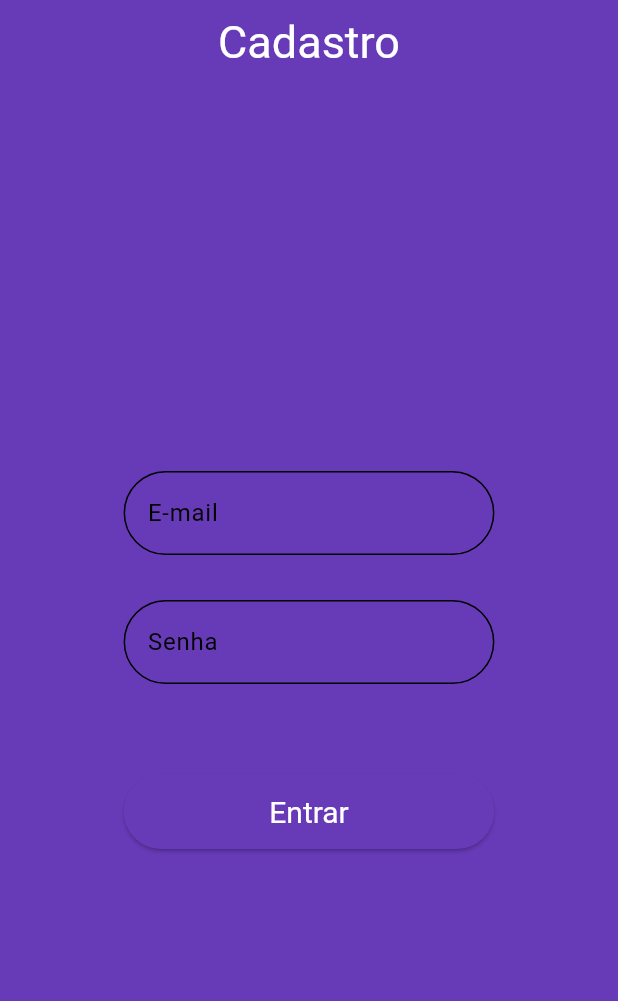
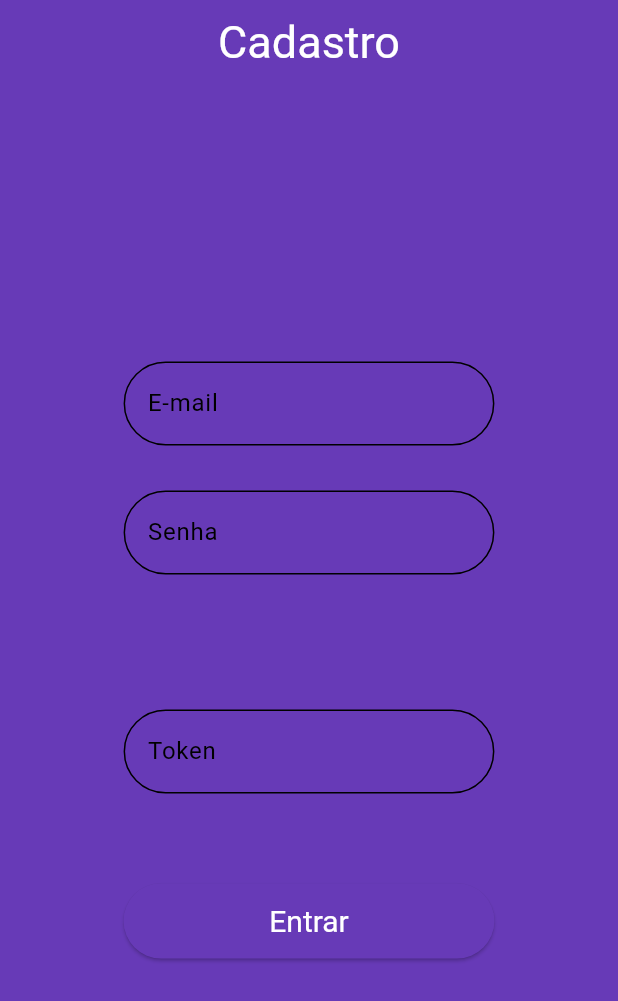
Before and after one commit to viniciusddrft/Tcc-Fatec-Local-Ad-View, a Flutter app: the screen it shows after launch, after a tap on "Cadastrar-se", on a phone screen of 412 x 824 dp. Shown: the top 1001 px of the screen. Run offline on Flutter 3.47's test engine with Material 2 defaults, Android fonts, the phone set to English and light mode, and no system bars; our stand-ins replace cloud_firestore, firebase_auth, firebase_core, firebase_storage, flutter_modular; accounts and stored records are empty; network calls fail.

Commit message:
token register

```diff
--- a/lib/src/modules/login/data/login_service_impl.dart
+++ b/lib/src/modules/login/data/login_service_impl.dart
@@ -1,3 +1,4 @@
+import 'package:cloud_firestore/cloud_firestore.dart';
 import 'package:local_ad_view/src/modules/login/interector/interface/login_service_interface.dart';
 import 'package:local_ad_view/src/modules/login/interector/login_state.dart';
 import 'package:firebase_auth/firebase_auth.dart';
@@ -20,10 +21,19 @@ class LoginServiceImpl implements LoginServiceInterface {
   Future<LoginState> register(
       String email, String password, String token) async {
     try {
-      await FirebaseAuth.instance.createUserWithEmailAndPassword(
-        email: email,
-        password: password,
-      );
+      final tokenDoc =
+          await FirebaseFirestore.instance.collection('/token/').get();
+
+      final tokenData = tokenDoc.docs.first.data();
+
+      if (token == tokenData['token']) {
+        await FirebaseAuth.instance.createUserWithEmailAndPassword(
+          email: email,
+          password: password,
+        );
+      } else {
+        return const LoginFailed('Sem permissão para criar conta');
+      }
 
       return const RegisteredSuccess();
     } catch (e) {
--- a/lib/src/modules/login/interector/login_interector.dart
+++ b/lib/src/modules/login/interector/login_interector.dart
@@ -1,6 +1,8 @@
+import 'dart:convert';
 import 'package:flutter/cupertino.dart';
 import 'package:local_ad_view/src/modules/login/interector/interface/login_service_interface.dart';
 import 'package:local_ad_view/src/modules/login/interector/login_state.dart';
+import 'package:crypto/crypto.dart';
 
 class LoginInteretor extends ValueNotifier<LoginState> {
   LoginInteretor(this._loginService) : super(const LoginInitial());
@@ -12,8 +14,13 @@ class LoginInteretor extends ValueNotifier<LoginState> {
       required String password,
       required String token}) async {
     value = const LoginLoading();
+
+    final List<int> bytes = utf8.encode(token.trim());
+
+    final hash = sha512.convert(bytes);
+
     value = await _loginService.register(
-        email.trim(), password.trim(), token.trim());
+        email.trim(), password.trim(), hash.toString());
   }
 
   void login({required String email, required String password}) async {
--- a/lib/src/modules/login/ui/register/register_android.dart
+++ b/lib/src/modules/login/ui/register/register_android.dart
@@ -13,9 +13,11 @@ class RegisterAndroid extends StatefulWidget {
 class _RegisterAndroidState extends State<RegisterAndroid> {
   final loginInteretor = Modular.get<LoginInteretor>();
   final emailController = TextEditingController();
+  final tokenController = TextEditingController();
   final passwordController = TextEditingController();
   final _focusNodeEmail = FocusNode();
   final _focusNodePassword = FocusNode();
+  final _focusNodeToken = FocusNode();
 
   @override
   void initState() {
@@ -35,6 +37,18 @@ class _RegisterAndroidState extends State<RegisterAndroid> {
 
         Future.delayed(const Duration(seconds: 2),
             () => Modular.to.navigate('/login/login'));
+      } else if (loginInteretor.value is LoginFailed) {
+        showModalBottomSheet<void>(
+            context: context,
+            builder: (BuildContext context) {
+              return const SizedBox(
+                height: 200,
+                child: Center(
+                  child: Text('Você não tem permissão para criar usuario!'),
+                ),
+              );
+            },
+            backgroundColor: Colors.grey);
       }
     });
     super.initState();
@@ -45,8 +59,10 @@ class _RegisterAndroidState extends State<RegisterAndroid> {
     passwordController.dispose();
     emailController.dispose();
     loginInteretor.dispose();
+    tokenController.dispose();
     _focusNodeEmail.dispose();
     _focusNodePassword.dispose();
+    _focusNodeToken.dispose();
     super.dispose();
   }
 
@@ -57,7 +73,9 @@ class _RegisterAndroidState extends State<RegisterAndroid> {
         title: const Text('Cadastro'),
         centerTitle: true,
       ),
-      body: Center(
+      body: ValueListenableBuilder(
+        valueListenable: loginInteretor,
+        builder: (context, value, child) => Center(
           child: Form(
             child: FractionallySizedBox(
               widthFactor: 0.6,
@@ -91,6 +109,21 @@ class _RegisterAndroidState extends State<RegisterAndroid> {
                       ),
                     ),
                   ),
+                  Padding(
+                    padding: const EdgeInsets.only(top: 30, bottom: 60),
+                    child: TextFormField(
+                      controller: tokenController,
+                      focusNode: _focusNodeToken,
+                      decoration: const InputDecoration(
+                        labelText: 'Token',
+                        border: OutlineInputBorder(
+                          borderRadius: BorderRadius.all(
+                            Radius.circular(30),
+                          ),
+                        ),
+                      ),
+                    ),
+                  ),
                   SizedBox(
                     width: 250,
                     height: 50,
@@ -101,7 +134,7 @@ class _RegisterAndroidState extends State<RegisterAndroid> {
                         loginInteretor.register(
                             email: emailController.text,
                             password: passwordController.text,
-                          token: '');
+                            token: tokenController.text);
                       },
                       child: const Center(
                         child: Text('Entrar'),
@@ -113,6 +146,7 @@ class _RegisterAndroidState extends State<RegisterAndroid> {
             ),
           ),
         ),
+      ),
     );
   }
 }
--- a/pubspec.yaml
+++ b/pubspec.yaml
@@ -42,6 +42,7 @@ dependencies:
   firebase_storage: ^11.2.7
   file_picker: ^5.5.0
   flutter_modular: ^6.3.2
+  crypto: ^3.0.1
 
 dev_dependencies:
   flutter_test:
```
Also changed, not shown: pubspec.lock. Lines whose indentation alone changed are shown as unchanged.
